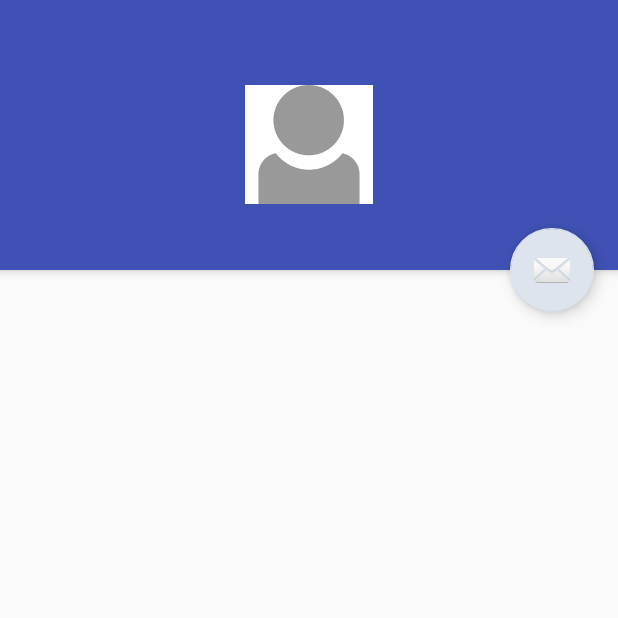
After one commit to rohankankapurkar/CMPE277-SocialApp, an Android app: the UserProfileActivity screen opened directly, with no data from a screen before it, on a phone screen of 412 x 824 dp, the top half of it. The commit adds this screen. Run offline under Robolectric (Android 15) with nearby library versions, the phone set to English and light mode, and no system bars; network calls fail.

Commit message:
user profile activity added

```diff
--- /dev/null
+++ b/src/MyApplication/app/src/main/java/com/example/rohankankapurkar/facebook/UserProfileActivity.java
@@ -0,0 +1,32 @@
+package com.example.rohankankapurkar.facebook;
+
+import android.os.Bundle;
+import android.support.design.widget.FloatingActionButton;
+import android.support.design.widget.Snackbar;
+import android.support.v7.app.AppCompatActivity;
+import android.support.v7.widget.Toolbar;
+import android.view.View;
+import android.widget.TextView;
+
+public class UserProfileActivity extends AppCompatActivity {
+
+    @Override
+    protected void onCreate(Bundle savedInstanceState) {
+        super.onCreate(savedInstanceState);
+        setContentView(R.layout.activity_user_profile);
+        Toolbar toolbar = (Toolbar) findViewById(R.id.toolbar);
+        setSupportActionBar(toolbar);
+
+        FloatingActionButton fab = (FloatingActionButton) findViewById(R.id.fab);
+        fab.setOnClickListener(new View.OnClickListener() {
+            @Override
+            public void onClick(View view) {
+                Snackbar.make(view, "Replace with your own action", Snackbar.LENGTH_LONG)
+                        .setAction("Action", null).show();
+            }
+        });
+        String firstname = getIntent().getStringExtra("firstname");
+        TextView userEmail = (TextView) findViewById(R.id.firstname);
+userEmail.setText(firstname);
+    }
+}
--- /dev/null
+++ b/src/MyApplication/app/src/main/res/layout/activity_user_profile.xml
@@ -0,0 +1,47 @@
+<?xml version="1.0" encoding="utf-8"?>
+<android.support.design.widget.CoordinatorLayout xmlns:android="http://schemas.android.com/apk/res/android"
+    xmlns:app="http://schemas.android.com/apk/res-auto"
+    xmlns:tools="http://schemas.android.com/tools"
+    android:layout_width="match_parent"
+    android:layout_height="match_parent"
+    android:fitsSystemWindows="true"
+    tools:context="com.example.rohankankapurkar.facebook.UserProfileActivity">
+
+    <android.support.design.widget.AppBarLayout
+        android:id="@+id/app_bar"
+        android:layout_width="match_parent"
+        android:layout_height="@dimen/app_bar_height"
+        android:fitsSystemWindows="true"
+        android:theme="@style/AppTheme.AppBarOverlay"
+        android:weightSum="1">
+
+        <ImageView
+            android:id="@+id/profileImage"
+            android:layout_width="match_parent"
+            android:layout_height="109dp"
+          android:layout_marginTop="40px"
+            android:paddingTop="30dp"
+             app:srcCompat="@drawable/profileicon" />
+        <TextView
+            android:id="@+id/firstname"
+            android:layout_width="match_parent"
+            android:layout_height="wrap_content"
+            android:paddingTop="7dp"
+            android:text="NAME"
+            android:textAlignment="center"
+            android:textSize="30dp"
+            android:textAppearance="@style/TextAppearance.AppCompat.Body1" />
+    </android.support.design.widget.AppBarLayout>
+
+    <include layout="@layout/content_user_profile" />
+
+    <android.support.design.widget.FloatingActionButton
+        android:id="@+id/fab"
+        android:layout_width="wrap_content"
+        android:layout_height="wrap_content"
+        android:layout_margin="@dimen/fab_margin"
+        app:layout_anchor="@id/app_bar"
+        app:layout_anchorGravity="bottom|end"
+        app:srcCompat="@android:drawable/ic_dialog_email" />
+
+</android.support.design.widget.CoordinatorLayout>
--- /dev/null
+++ b/src/MyApplication/app/src/main/res/layout/content_user_profile.xml
@@ -0,0 +1,11 @@
+<?xml version="1.0" encoding="utf-8"?>
+<android.support.v4.widget.NestedScrollView xmlns:android="http://schemas.android.com/apk/res/android"
+    xmlns:app="http://schemas.android.com/apk/res-auto"
+    xmlns:tools="http://schemas.android.com/tools"
+    android:layout_width="match_parent"
+    android:layout_height="match_parent"
+    app:layout_behavior="@string/appbar_scrolling_view_behavior"
+    tools:context="com.example.rohankankapurkar.facebook.UserProfileActivity"
+    tools:showIn="@layout/activity_user_profile">
+
+</android.support.v4.widget.NestedScrollView>
--- a/src/MyApplication/app/src/main/res/values/dimens.xml
+++ b/src/MyApplication/app/src/main/res/values/dimens.xml
@@ -5,4 +5,6 @@
     <dimen name="fab_margin">16dp</dimen>
     <dimen name="nav_header_vertical_spacing">16dp</dimen>
     <dimen name="nav_header_height">160dp</dimen>
+    <dimen name="app_bar_height">180dp</dimen>
+    <dimen name="text_margin">16dp</dimen>
 </resources>
```
Also changed, not shown: src/MyApplication/app/src/main/AndroidManifest.xml (+6 -4 lines), src/MyApplication/app/src/main/java/com/example/rohankankapurkar/facebook/Home.java (+10 -4 lines), src/MyApplication/app/src/main/res/menu/menu_user_profile.xml (added, +10 -0 lines), src/MyApplication/app/src/main/res/values/strings.xml (+90 -0 lines).
